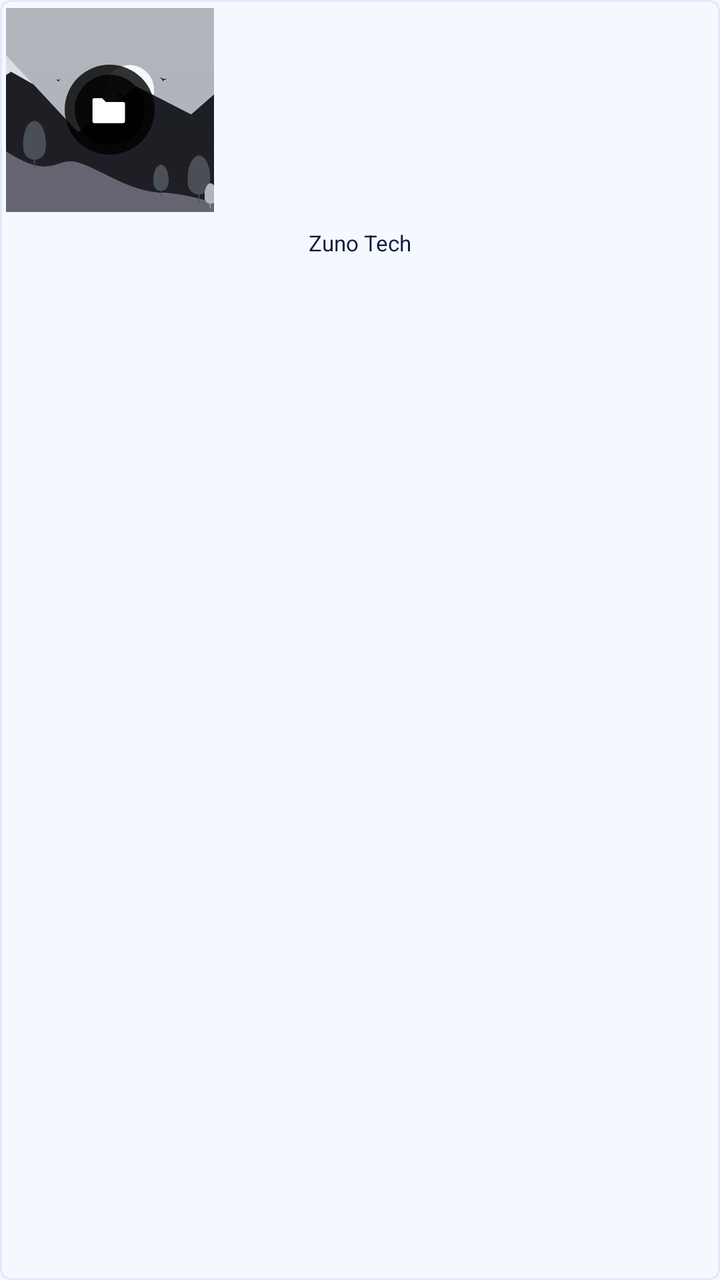
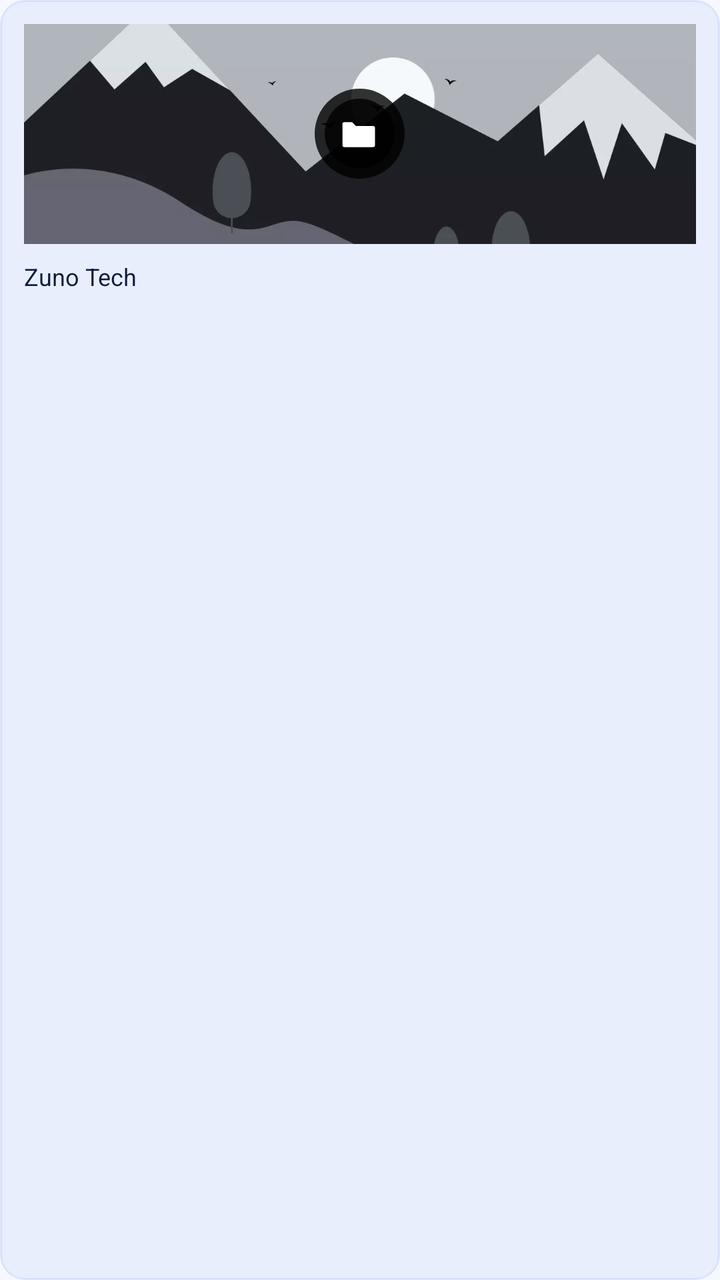

Screens rendered from an Android XML layout before and after an edit, with the pre-edit source and the edit as a unified diff.
<!-- AndroidManifest.xml: application theme AppTheme -->
<!-- res/layout/layout_home_cat.xml -->
<?xml version="1.0" encoding="utf-8"?>
<LinearLayout xmlns:android="http://schemas.android.com/apk/res/android"
    xmlns:app="http://schemas.android.com/apk/res-auto"
    android:layout_width="@dimen/_110sdp"
    android:layout_height="wrap_content"
    android:layout_marginStart="@dimen/_5sdp"
    android:layout_marginTop="@dimen/_5sdp"
    android:orientation="vertical"
    android:background="@drawable/bg_home_card">

    <RelativeLayout
        android:layout_width="@dimen/_110sdp"
        android:layout_height="@dimen/_110sdp">

        <ImageView
            android:id="@+id/iv_cat"
            android:layout_width="match_parent"
            android:layout_height="match_parent"
            android:scaleType="centerCrop"
            android:src="@drawable/material_design_default"
            android:padding="@dimen/_1sdp"
            app:hv_corner_radius="@dimen/_3sdp"
            android:layout_margin="@dimen/_3sdp" />

        <ImageView
            android:layout_width="@dimen/_45sdp"
            android:layout_height="@dimen/_45sdp"
            android:layout_centerInParent="true"
            android:background="@drawable/abs_history_playlist"
            android:backgroundTint="@color/news_scrim_dark"
            android:contentDescription="@string/todo" />

        <ImageView
            android:layout_width="@dimen/_35sdp"
            android:layout_height="@dimen/_35sdp"
            android:layout_centerInParent="true"
            android:background="@drawable/abs_history_playlist"
            android:backgroundTint="@color/news_scrim_dark"
            android:contentDescription="@string/todo"
            android:padding="@dimen/_6sdp"
            android:src="@drawable/ic_folders"
            app:tint="@color/white" />

    </RelativeLayout>

    <TextView
        android:padding="@dimen/_4sdp"
        android:layout_marginStart="@dimen/_5sdp"
        android:layout_marginEnd="@dimen/_5sdp"
        android:id="@+id/tv_cat"
        android:layout_width="match_parent"
        android:layout_height="wrap_content"
        android:ellipsize="end"
        android:textAlignment="center"
        android:lineSpacingMultiplier="0.9"
        android:maxLines="1"
        android:text="@string/app_name"
        android:textColor="?ns_title"
        android:textSize="@dimen/_11ssp"/>

</LinearLayout>
<!-- resources referenced by this layout -->
<resources>
  <color name="news_scrim_dark">#CC000000</color>
  <color name="white">#FFFFFFFF</color>
  <dimen name="_110sdp">110dp</dimen>
  <dimen name="_11ssp">11sp</dimen>
  <dimen name="_1sdp">1dp</dimen>
  <dimen name="_35sdp">35dp</dimen>
  <dimen name="_3sdp">3dp</dimen>
  <dimen name="_45sdp">45dp</dimen>
  <dimen name="_4sdp">4dp</dimen>
  <dimen name="_5sdp">5dp</dimen>
  <dimen name="_6sdp">6dp</dimen>
  <!-- drawable abs_history_playlist (drawable) -->
  <?xml version="1.0" encoding="utf-8"?>
  <shape xmlns:android="http://schemas.android.com/apk/res/android"
      android:shape="oval">
  
      <corners android:radius="@dimen/_50sdp" />
      <solid android:color="?ns_primary"/>
  
  </shape>
  <!-- drawable bg_home_card (drawable) -->
  <?xml version="1.0" encoding="utf-8"?>
  <shape xmlns:android="http://schemas.android.com/apk/res/android"
      android:shape="rectangle">
  
      <solid android:color="?ns_bg"/>
  
      <corners android:radius="@dimen/_5sdp"/>
  
      <stroke
          android:width="@dimen/_1sdp"
          android:color="?ns_border" />
  
  </shape>
  <!-- drawable ic_folders (drawable) -->
  <?xml version="1.0" encoding="utf-8"?>
  <vector xmlns:android="http://schemas.android.com/apk/res/android"
      android:width="24dp"
      android:height="24dp"
      android:viewportWidth="24"
      android:viewportHeight="24">
      <path
          android:fillColor="@color/white"
          android:pathData="M3,7 a1,1 0 0 1 1,-1 h4 l2,2 h9 a1,1 0 0 1 1,1 V18 a1,1 0 0 1 -1,1 H4 a1,1 0 0 1 -1,-1 Z" />
  </vector>
  <string name="app_name">Zuno Tech</string>
  <string name="todo">TODO</string>
  <dimen name="_50sdp">50dp</dimen>
  <color name="ns_classic_primary">#2563EB</color>
  <color name="zumi_violet_dark">#1E40AF</color>
  <color name="zumi_cyan">#0EA5E9</color>
  <color name="ns_classic_bg">#F5F8FF</color>
  <color name="ns_classic_body_dark">#0B1B3A</color>
  <color name="ns_classic_primary_sub">#222563EB</color>
  <color name="ns_classic_bg_sub">#E8EEFC</color>
  <color name="ns_classic_title">#0B1B3A</color>
  <color name="ns_classic_title_sub">#5B6B86</color>
  <color name="ns_classic_border">#1A2563EB</color>
  <!-- drawable ic_arrow_left (drawable) -->
  <?xml version="1.0" encoding="utf-8"?>
  <vector xmlns:android="http://schemas.android.com/apk/res/android"
      android:width="24dp"
      android:height="24dp"
      android:viewportWidth="24"
      android:viewportHeight="24">
      <path
          android:strokeColor="@color/white"
          android:strokeWidth="2"
          android:strokeLineCap="round"
          android:strokeLineJoin="round"
          android:pathData="M15,6 L9,12 L15,18" />
  </vector>
  <color name="ns_classic_danger_btn">#E2E8F0</color>
  <color name="ns_classic_surface">#E8EEFC</color>
  <!-- unchanged entries left out for length: 2 -->
</resources>

<!-- the commit's change to res/layout/layout_home_cat.xml (unified diff, before → after) -->
@@ -1,26 +1,25 @@
 <?xml version="1.0" encoding="utf-8"?>
 <LinearLayout xmlns:android="http://schemas.android.com/apk/res/android"
     xmlns:app="http://schemas.android.com/apk/res-auto"
-    android:layout_width="@dimen/_110sdp"
+    android:layout_width="134dp"
     android:layout_height="wrap_content"
-    android:layout_marginStart="@dimen/_5sdp"
-    android:layout_marginTop="@dimen/_5sdp"
+    android:layout_marginEnd="@dimen/_8sdp"
+    android:background="@drawable/bg_home_cat_card"
     android:orientation="vertical"
-    android:background="@drawable/bg_home_card">
+    android:padding="@dimen/_12sdp">
 
     <RelativeLayout
-        android:layout_width="@dimen/_110sdp"
+        android:layout_width="match_parent"
         android:layout_height="@dimen/_110sdp">
 
         <ImageView
             android:id="@+id/iv_cat"
             android:layout_width="match_parent"
             android:layout_height="match_parent"
+            android:importantForAccessibility="no"
             android:scaleType="centerCrop"
             android:src="@drawable/material_design_default"
-            android:padding="@dimen/_1sdp"
-            app:hv_corner_radius="@dimen/_3sdp"
-            android:layout_margin="@dimen/_3sdp" />
+            app:hv_corner_radius="@dimen/_8sdp" />
 
         <ImageView
             android:layout_width="@dimen/_45sdp"
@@ -28,7 +27,7 @@
             android:layout_centerInParent="true"
             android:background="@drawable/abs_history_playlist"
             android:backgroundTint="@color/news_scrim_dark"
-            android:contentDescription="@string/todo" />
+            android:importantForAccessibility="no" />
 
         <ImageView
             android:layout_width="@dimen/_35sdp"
@@ -36,26 +35,20 @@
             android:layout_centerInParent="true"
             android:background="@drawable/abs_history_playlist"
             android:backgroundTint="@color/news_scrim_dark"
-            android:contentDescription="@string/todo"
+            android:importantForAccessibility="no"
             android:padding="@dimen/_6sdp"
             android:src="@drawable/ic_folders"
             app:tint="@color/white" />
-
     </RelativeLayout>
 
     <TextView
-        android:padding="@dimen/_4sdp"
-        android:layout_marginStart="@dimen/_5sdp"
-        android:layout_marginEnd="@dimen/_5sdp"
         android:id="@+id/tv_cat"
         android:layout_width="match_parent"
         android:layout_height="wrap_content"
+        android:layout_marginTop="@dimen/_8sdp"
         android:ellipsize="end"
-        android:textAlignment="center"
-        android:lineSpacingMultiplier="0.9"
         android:maxLines="1"
         android:text="@string/app_name"
         android:textColor="?ns_title"
-        android:textSize="@dimen/_11ssp"/>
-
+        android:textSize="@dimen/text_caption" />
 </LinearLayout>
<!-- resource entries referenced after the edit -->
@@ -3,14 +3,12 @@
   <color name="news_scrim_dark">#CC000000</color>
   <color name="white">#FFFFFFFF</color>
   <dimen name="_110sdp">110dp</dimen>
-  <dimen name="_11ssp">11sp</dimen>
-  <dimen name="_1sdp">1dp</dimen>
+  <dimen name="_12sdp">12dp</dimen>
   <dimen name="_35sdp">35dp</dimen>
-  <dimen name="_3sdp">3dp</dimen>
   <dimen name="_45sdp">45dp</dimen>
-  <dimen name="_4sdp">4dp</dimen>
-  <dimen name="_5sdp">5dp</dimen>
   <dimen name="_6sdp">6dp</dimen>
+  <dimen name="_8sdp">8dp</dimen>
+  <dimen name="text_caption">12sp</dimen>
   <!-- drawable abs_history_playlist (drawable) -->
   <?xml version="1.0" encoding="utf-8"?>
   <shape xmlns:android="http://schemas.android.com/apk/res/android"
@@ -20,19 +18,15 @@
       <solid android:color="?ns_primary"/>
   
   </shape>
-  <!-- drawable bg_home_card (drawable) -->
+  <!-- drawable bg_home_cat_card (drawable) -->
   <?xml version="1.0" encoding="utf-8"?>
   <shape xmlns:android="http://schemas.android.com/apk/res/android"
       android:shape="rectangle">
-  
-      <solid android:color="?ns_bg"/>
-  
-      <corners android:radius="@dimen/_5sdp"/>
-  
+      <solid android:color="?ns_bg_sub" />
+      <corners android:radius="@dimen/radius_card" />
       <stroke
-          android:width="@dimen/_1sdp"
+          android:width="1dp"
           android:color="?ns_border" />
-  
   </shape>
   <!-- drawable ic_folders (drawable) -->
   <?xml version="1.0" encoding="utf-8"?>
@@ -46,8 +40,8 @@
           android:pathData="M3,7 a1,1 0 0 1 1,-1 h4 l2,2 h9 a1,1 0 0 1 1,1 V18 a1,1 0 0 1 -1,1 H4 a1,1 0 0 1 -1,-1 Z" />
   </vector>
   <string name="app_name">Zuno Tech</string>
-  <string name="todo">TODO</string>
   <dimen name="_50sdp">50dp</dimen>
+  <dimen name="radius_card">12dp</dimen>
   <color name="ns_classic_primary">#2563EB</color>
   <color name="zumi_violet_dark">#1E40AF</color>
   <color name="zumi_cyan">#0EA5E9</color>
